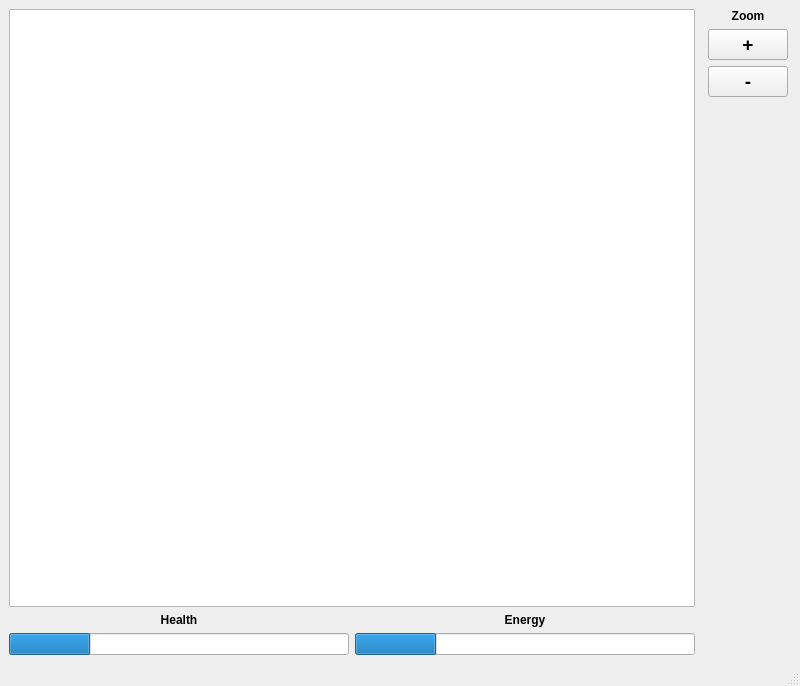
woutlyen/Advanced-Programming-Techniques-Final-Project, file FinalProject/mainwindow.ui: the form before one commit.
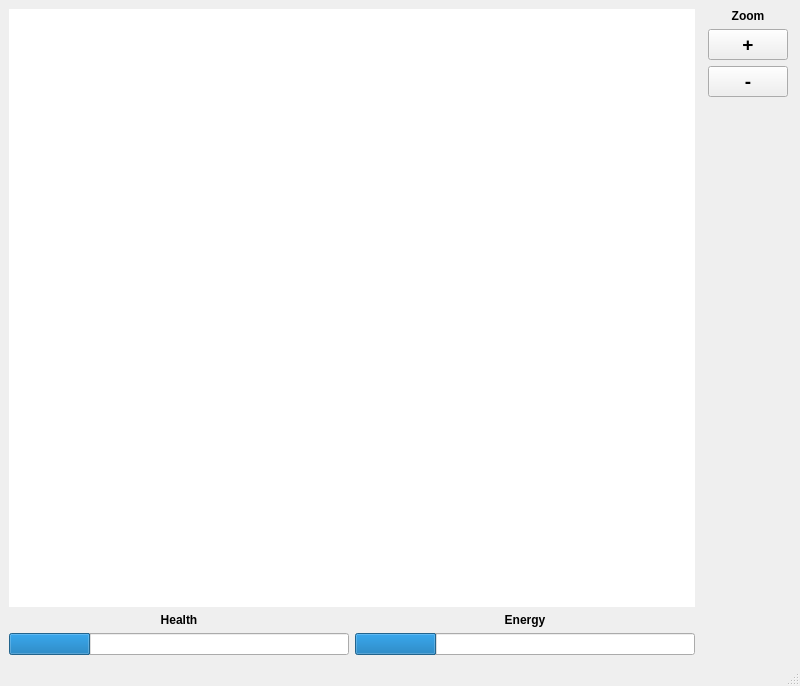
The form after the commit.

```diff
--- a/FinalProject/mainwindow.ui
+++ b/FinalProject/mainwindow.ui
@@ -30,6 +30,9 @@
        <layout class="QVBoxLayout" name="verticalLayout_3">
         <item>
          <widget class="QGraphicsView" name="graphicsView">
+          <property name="frameShape">
+           <enum>QFrame::Shape::NoFrame</enum>
+          </property>
           <property name="verticalScrollBarPolicy">
            <enum>Qt::ScrollBarPolicy::ScrollBarAlwaysOff</enum>
           </property>
```
